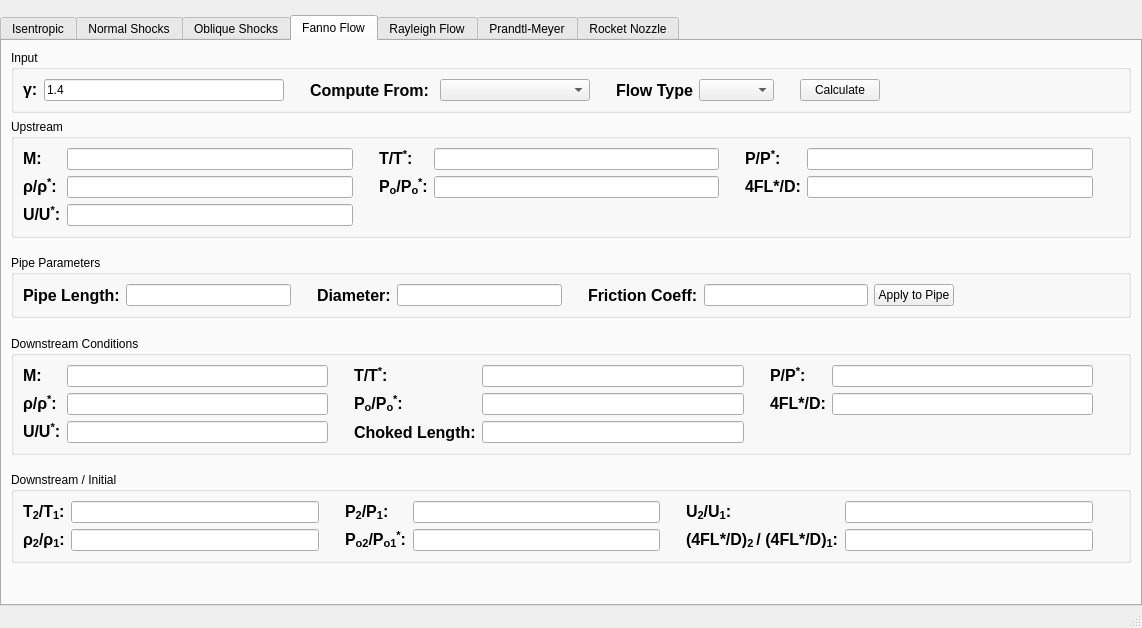
This is Resources/calculator.ui in Rigel09/CompAero as Qt 5 draws it before an edit. The edited form follows.
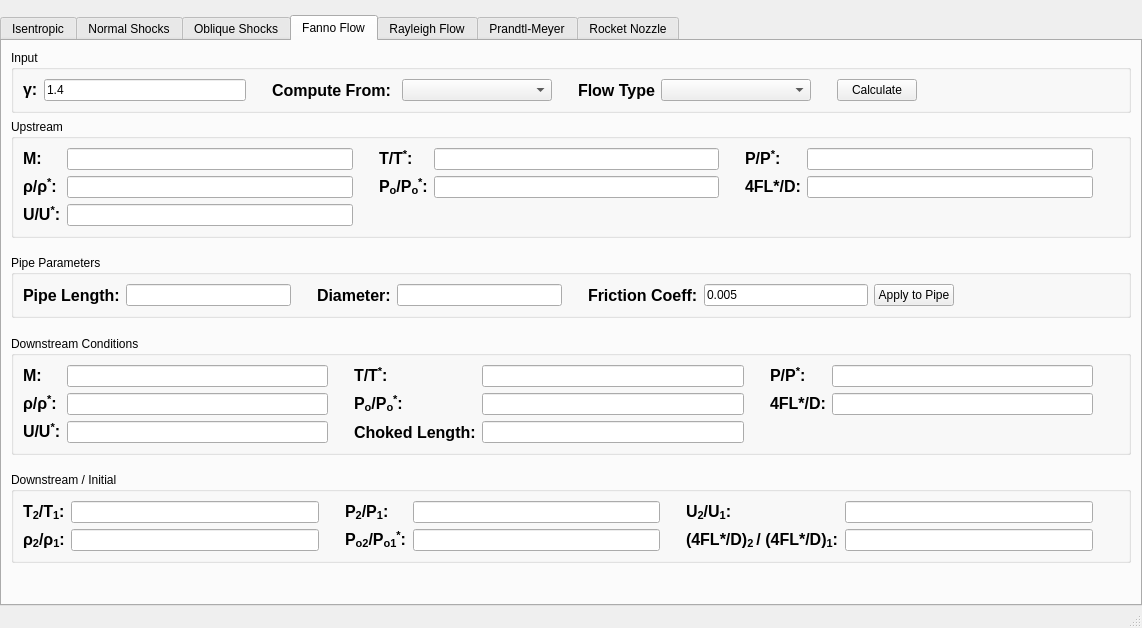
This is the edited form. The open tabs and pages were chosen to show the change.

What changed in the file:
```diff
--- a/Resources/calculator.ui
+++ b/Resources/calculator.ui
@@ -1591,7 +1591,7 @@
             <widget class="QComboBox" name="fannoFlowTypeCombo">
              <property name="minimumSize">
               <size>
-               <width>75</width>
+               <width>150</width>
                <height>0</height>
               </size>
              </property>
@@ -1963,7 +1963,11 @@
               </widget>
              </item>
              <item>
-              <widget class="QLineEdit" name="fannoFrictionCoeffEdit"/>
+              <widget class="QLineEdit" name="fannoFrictionCoeffEdit">
+               <property name="text">
+                <string>0.005</string>
+               </property>
+              </widget>
              </item>
              <item>
               <widget class="QPushButton" name="fannoApplyPipeParamBtn">
```
Left out of the diff: 14 changed lines with no effect on the pictures.
